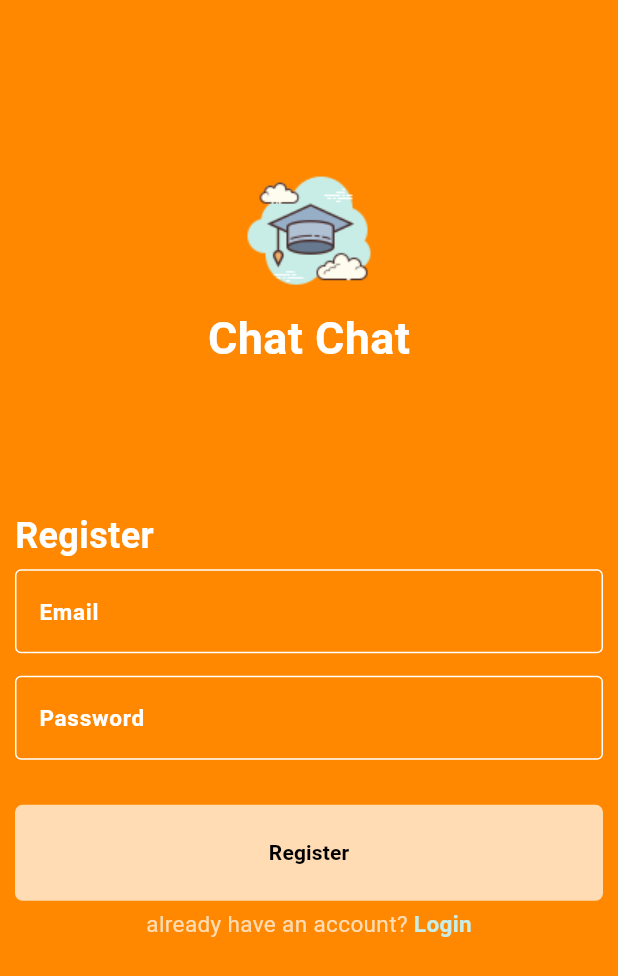
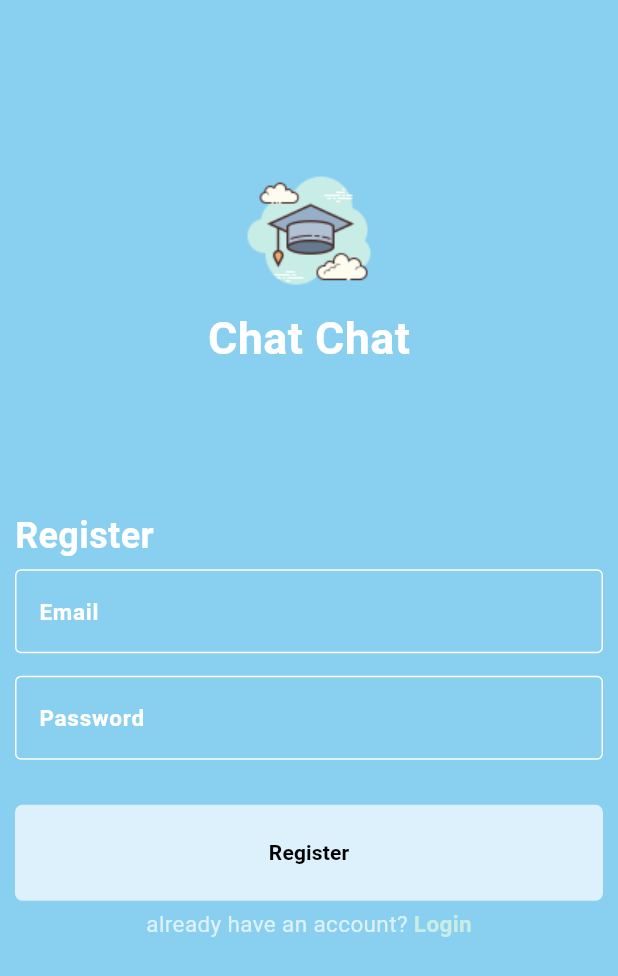
Before and after one commit to Sami-Saqr/Final-Flutter-Project, a Flutter app: the screen it shows after launch, on a phone screen of 412 x 824 dp. Shown: the top 976 px of the screen. Run offline on Flutter 3.47's test engine with Material 3 defaults, Android fonts, the light colour scheme and no system bars; drawn by our look-alikes of modal_progress_hud_nsn; our stand-ins replace bloc, cloud_firestore, firebase_auth, firebase_core, flutter_bloc; accounts and stored records are empty.

Commit message:
change color of app

```diff
--- a/lib/Constants/constants.dart
+++ b/lib/Constants/constants.dart
@@ -1,6 +1,6 @@
 import 'package:flutter/material.dart';
 
-const kPrimaryColor = Color.fromARGB(255, 255, 136, 0);
+const kPrimaryColor = Color(0xff89cff0);
 const kSecondaryColor = Color.fromARGB(255, 18, 168, 56);
 const kLogo = 'assets/images/scholar.png';
 const kMessagesCollections = 'messages';
```
Also changed, not shown: assets/images/book.png (added), assets/images/boook.svg (added).
